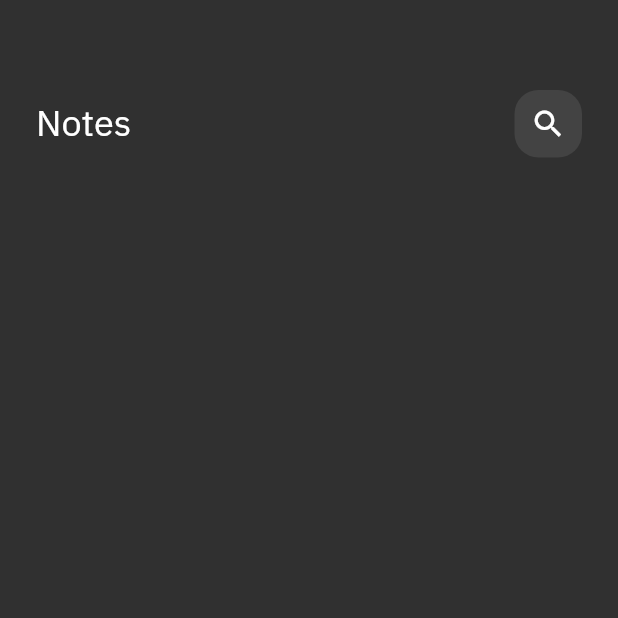
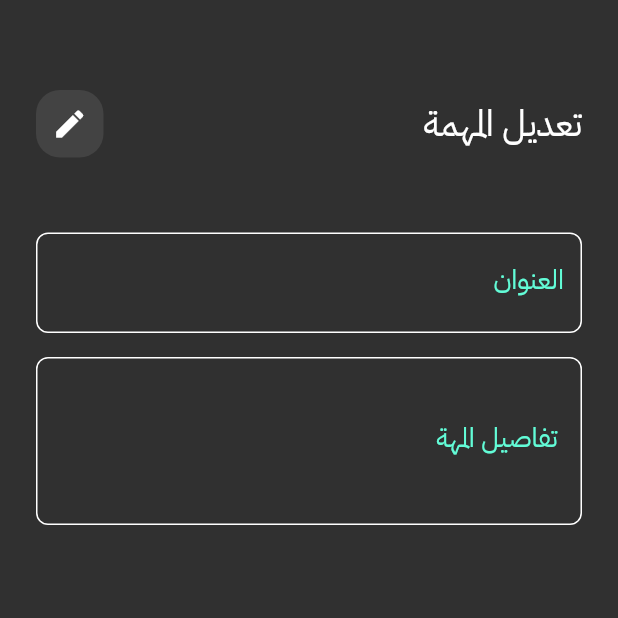
Before and after one commit to Ali1910/notesapp-main, a Flutter app: the screen it shows after launch, after a tap on "اقرا كتاب", on a phone screen of 412 x 824 dp, the top half of it. Run offline on Flutter 3.47's test engine with Material 2 defaults, Android fonts, the phone set to English and light mode, and no system bars; our stand-ins replace font_awesome_flutter.

Commit message:
edit note view ui done

```diff
--- a/lib/views/EditNoteView.dart
+++ b/lib/views/EditNoteView.dart
@@ -7,7 +7,8 @@ class EditNotesView extends StatelessWidget {
   @override
   Widget build(BuildContext context) {
     return const Scaffold(
-      body: EditNotesViewBody(),
+      body: Directionality(
+          textDirection: TextDirection.rtl, child: EditNotesViewBody()),
     );
   }
 }
--- a/lib/views/widgets/CustomAppBar.dart
+++ b/lib/views/widgets/CustomAppBar.dart
@@ -1,20 +1,23 @@
 import 'package:flutter/material.dart';
 
-import 'package:notesapp/views/widgets/Customsearchicon.dart';
+import 'package:notesapp/views/widgets/Customicon.dart';
 
 class CustomAppbar extends StatelessWidget {
-  const CustomAppbar({super.key});
-
+  const CustomAppbar({super.key, required this.text, required this.icon});
+  final String text;
+  final IconData icon;
   @override
   Widget build(BuildContext context) {
-    return const Row(
+    return Row(
       children: [
         Text(
-          'Notes',
-          style: TextStyle(fontSize: 24),
+          text,
+          style: const TextStyle(fontSize: 24),
         ),
-        Spacer(),
-        CustomSearchicon()
+        const Spacer(),
+        Customicon(
+          icon: icon,
+        )
       ],
     );
   }
--- a/lib/views/widgets/Customsearchicon.dart
+++ b/lib/views/widgets/Customicon.dart
@@ -1,8 +1,8 @@
 import 'package:flutter/material.dart';
 
-class CustomSearchicon extends StatelessWidget {
-  const CustomSearchicon({super.key});
-
+class Customicon extends StatelessWidget {
+  const Customicon({super.key, required this.icon});
+  final IconData icon;
   @override
   Widget build(BuildContext context) {
     return Container(
@@ -12,8 +12,8 @@ class CustomSearchicon extends StatelessWidget {
         color: Colors.white.withOpacity(0.09),
         borderRadius: BorderRadius.circular(16),
       ),
-      child: const Icon(
-        Icons.search,
+      child: Icon(
+        icon,
         size: 24,
       ),
     );
--- a/lib/views/widgets/EditNotesViewBody.dart
+++ b/lib/views/widgets/EditNotesViewBody.dart
@@ -1,5 +1,6 @@
 import 'package:flutter/material.dart';
 import 'package:notesapp/views/widgets/CustomAppBar.dart';
+import 'package:notesapp/views/widgets/CustomTextFeild.dart';
 
 class EditNotesViewBody extends StatelessWidget {
   const EditNotesViewBody({super.key});
@@ -13,7 +14,25 @@ class EditNotesViewBody extends StatelessWidget {
           SizedBox(
             height: 60,
           ),
-          CustomAppbar(),
+          CustomAppbar(
+            text: 'تعديل المهمة',
+            icon: Icons.edit,
+          ),
+          SizedBox(
+            height: 50,
+          ),
+          CustomTextFeild(
+            hint: 'ادخل عنوان المهمة',
+            label: 'العنوان ',
+          ),
+          SizedBox(
+            height: 16,
+          ),
+          CustomTextFeild(
+            hint: 'ادخل وصف المهمة',
+            label: ' تفاصيل المهة',
+            maxlines: 3,
+          ),
         ],
       ),
     );
--- a/lib/views/widgets/NotesViewBody.dart
+++ b/lib/views/widgets/NotesViewBody.dart
@@ -14,7 +14,10 @@ class NotesViewbody extends StatelessWidget {
           SizedBox(
             height: 60,
           ),
-          CustomAppbar(),
+          CustomAppbar(
+            text: 'المهمات',
+            icon: Icons.search,
+          ),
           NotesListView(),
         ],
       ),
```
